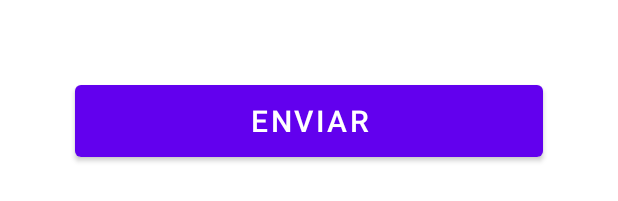
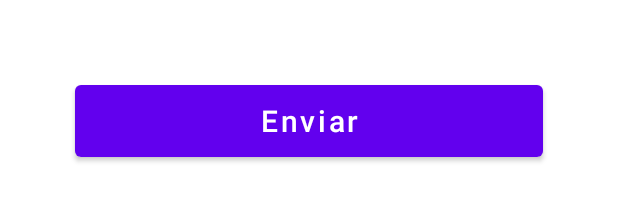
Before and after one commit to JccsISCDeveloper/SimpleFirebase, an Android app: the layout fragment_formulary.xml on its own in the app's theme, with its tools: preview values and no code run, on a phone screen of 412 x 824 dp. Shown: the part 980-1181 px from the top of the screen. Run offline under Robolectric (Android 15) with nearby library versions, the phone set to English and light mode, and no system bars.

```diff
--- a/app/src/main/res/layout/fragment_formulary.xml
+++ b/app/src/main/res/layout/fragment_formulary.xml
@@ -45,7 +45,8 @@
             <com.google.android.material.textfield.TextInputEditText
                 android:id="@+id/tieDato"
                 android:layout_width="match_parent"
-                android:layout_height="wrap_content"/>
+                android:layout_height="wrap_content"
+                android:inputType="textCapSentences"/>
         </com.google.android.material.textfield.TextInputLayout>
 
         <com.google.android.material.button.MaterialButton
@@ -54,6 +55,7 @@
             android:layout_height="60dp"
             android:text="@string/txt_send"
             android:textSize="20sp"
+            android:textAllCaps="false"
             android:layout_marginStart="50dp"
             android:layout_marginEnd="50dp"
             android:layout_marginBottom="60dp"
```
Also changed, not shown: app/src/main/java/com/jccsisc/myfirebase/fragments/FormuaryExtends.kt (added, +44 -0 lines), app/src/main/java/com/jccsisc/myfirebase/fragments/FormularyFragment.kt (+5 -26 lines).
